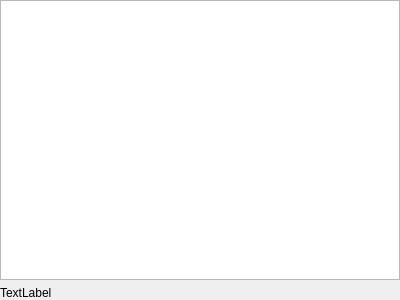
xavierxeon-music/WaMax, file source/HelpForMax/Package/PackageWidget.ui: the form before one commit.
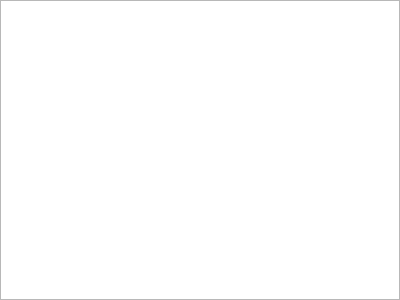
The form after the commit.

What changed in the file:
```diff
--- a/source/HelpForMax/Package/PackageWidget.ui
+++ b/source/HelpForMax/Package/PackageWidget.ui
@@ -29,13 +29,6 @@
    <item>
     <widget class="QTreeView" name="packageTree"/>
    </item>
-   <item>
-    <widget class="QLabel" name="packageNameInfo">
-     <property name="text">
-      <string>TextLabel</string>
-     </property>
-    </widget>
-   </item>
   </layout>
  </widget>
  <resources/>
```
